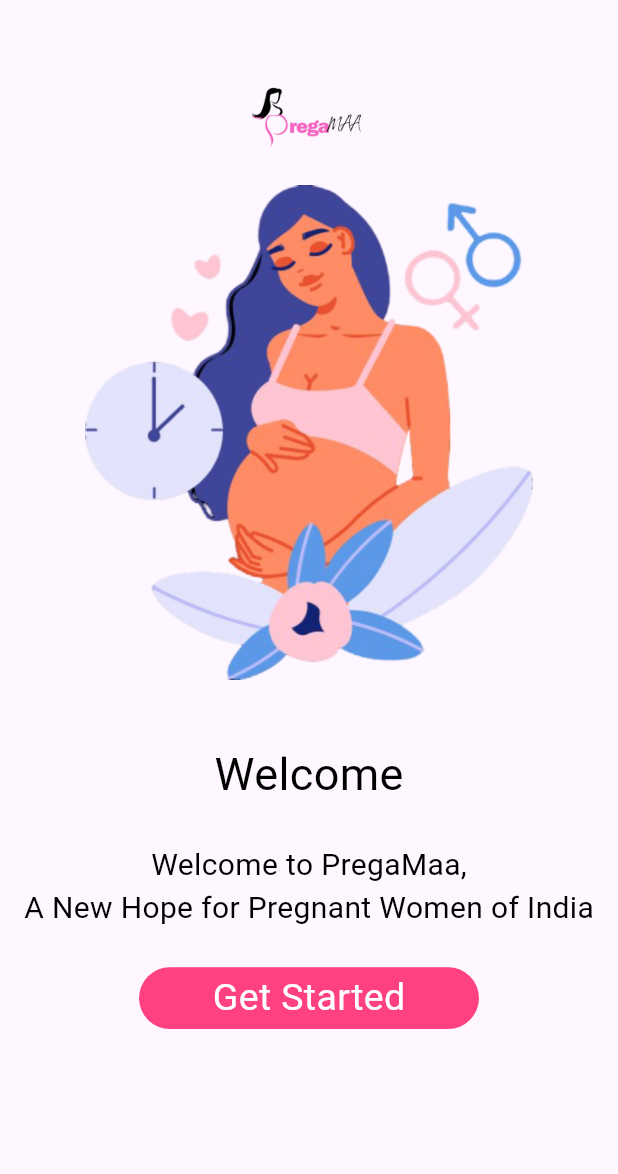
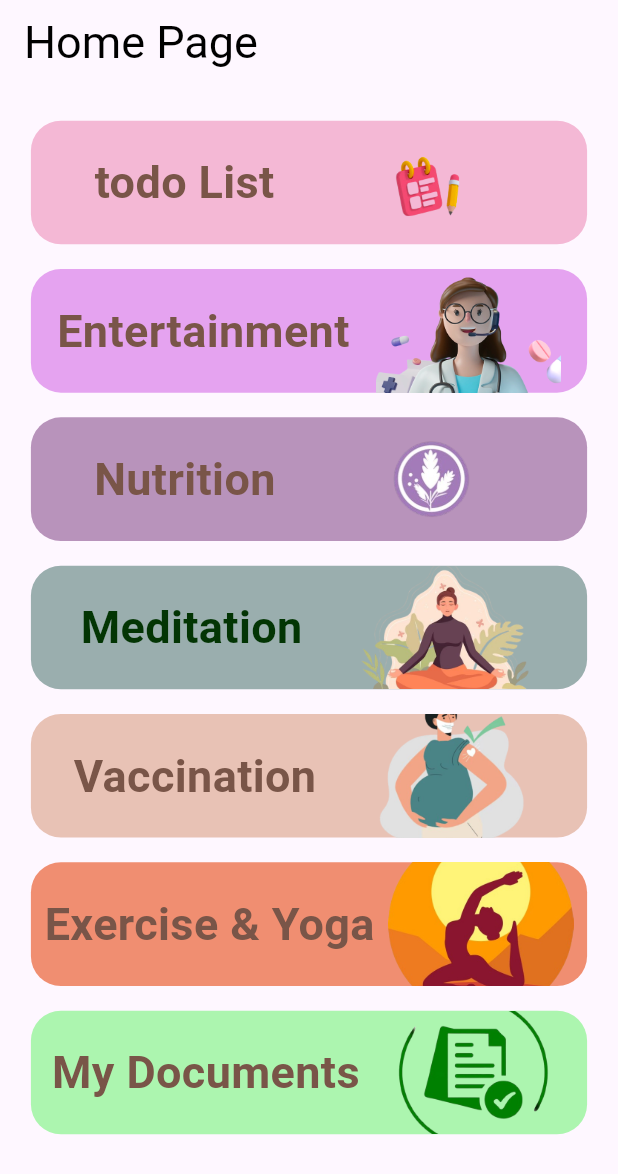
Before and after one commit to shivanitayde/PregaMaa-Android-App, a Flutter app: the screen it shows after launch, on a phone screen of 412 x 824 dp. Shown: the top 1174 px of the screen. Run offline on Flutter 3.47's test engine with Material 3 defaults, Android fonts, the phone set to English and light mode, and no system bars.

Commit message:
Adding HomePage

```diff
--- /dev/null
+++ b/lib/Screens/HomePage/homeScreen.dart
@@ -0,0 +1,143 @@
+import 'package:flutter/material.dart';
+
+class Homescreen extends StatefulWidget {
+  const Homescreen({super.key});
+
+  @override
+  State<Homescreen> createState() => _HomescreenState();
+}
+
+class _HomescreenState extends State<Homescreen> {
+  @override
+  Widget build(BuildContext context) {
+    var size = MediaQuery.of(context).size;
+    return Scaffold(
+      appBar: AppBar(
+        title: Text('Home Page'),
+
+        titleTextStyle: TextStyle(fontSize: 30, color: Colors.black),
+      ),
+      body: Container(
+        height: double.infinity,
+        width: double.infinity,
+        //ToDO List--
+        child: SingleChildScrollView(
+          child: Padding(
+            padding: const EdgeInsets.all(8.0),
+            child: Column(
+              mainAxisAlignment: MainAxisAlignment.center,
+              children: [
+                SizedBox(height: size.height * 0.02),
+                //ToDO List--
+                ListOfFeatures(
+                  name: "todo List",
+                  im1: 'assets/images/HomePageImages/todo.png',
+                  c1: const Color.fromARGB(255, 244, 184, 213),
+                  c2: Colors.brown,
+                ),
+                SizedBox(height: size.height * 0.02),
+                //Entertainment
+                ListOfFeatures(
+                  name: "Entertainment",
+                  im1: 'assets/images/HomePageImages/Entertain.png',
+                  c1: const Color.fromARGB(255, 229, 163, 240),
+                  c2: Colors.brown,
+                ),
+                SizedBox(height: size.height * 0.02),
+                //Nutrition
+                ListOfFeatures(
+                  name: "Nutrition",
+                  im1: 'assets/images/HomePageImages/Nutrition.png',
+                  c1: const Color.fromARGB(255, 184, 147, 187),
+                  c2: Colors.brown,
+                ),
+                SizedBox(height: size.height * 0.02),
+                //Meditation
+                ListOfFeatures(
+                  name: "Meditation",
+                  im1: 'assets/images/HomePageImages/Meditation.png',
+                  c1: const Color.fromARGB(255, 154, 174, 174),
+                  c2: const Color.fromARGB(255, 3, 53, 4),
+                ),
+                SizedBox(height: size.height * 0.02),
+                //vaccination
+                ListOfFeatures(
+                  name: "Vaccination",
+                  im1: 'assets/images/HomePageImages/vaccination.png',
+                  c1: const Color.fromARGB(255, 232, 194, 181),
+                  c2: Colors.brown,
+                ),
+                SizedBox(height: size.height * 0.02),
+                //Exercise & yoga
+                ListOfFeatures(
+                  name: "Exercise & Yoga",
+                  im1: 'assets/images/HomePageImages/Yoga.png',
+                  c1: const Color.fromARGB(255, 240, 142, 113),
+                  c2: Colors.brown,
+                ),
+                SizedBox(height: size.height * 0.02),
+                //My Documents
+                ListOfFeatures(
+                  name: "My Documents",
+                  im1: 'assets/images/HomePageImages/documents.png',
+                  c1: const Color.fromARGB(255, 172, 245, 175),
+                  c2: Colors.brown,
+                ),
+                SizedBox(height: size.height * 0.5),
+              ],
+            ),
+          ),
+        ),
+      ),
+    );
+  }
+}
+
+class ListOfFeatures extends StatelessWidget {
+  const ListOfFeatures({
+    super.key,
+    required this.name,
+
+    required this.c1,
+    required this.im1,
+    required this.c2,
+  });
+
+  final String name;
+  final Color c2;
+  final Color c1;
+  final String im1;
+
+  @override
+  Widget build(BuildContext context) {
+    var size = MediaQuery.of(context).size;
+    return Container(
+      height: size.height * 0.1,
+      width: size.width * 0.9,
+
+      decoration: BoxDecoration(
+        borderRadius: BorderRadius.circular(20),
+        color: c1,
+      ),
+      child: Row(
+        mainAxisAlignment: MainAxisAlignment.spaceEvenly,
+        children: [
+          Text(
+            name,
+            style: TextStyle(
+              fontSize: 30,
+              color: c2,
+              fontWeight: FontWeight.bold,
+            ),
+          ),
+          Container(
+            height: size.height * 0.4,
+            width: size.width * 0.3,
+
+            child: Image.asset(im1, height: 600, width: 500, fit: BoxFit.cover),
+          ),
+        ],
+      ),
+    );
+  }
+}
--- a/lib/main.dart
+++ b/lib/main.dart
@@ -1,4 +1,5 @@
 import 'package:flutter/material.dart';
+import 'package:pregmaa/Screens/HomePage/homeScreen.dart';
 import 'package:pregmaa/Screens/LoginPage/loginPage.dart';
 import 'package:pregmaa/Screens/OnBoardingPage/onboardingScreen.dart';
 
@@ -15,7 +16,7 @@ class MyApp extends StatelessWidget {
     return MaterialApp(
       debugShowCheckedModeBanner: false,
       routes: {'/loginPage': (context) => loginpage()},
-      home: Onboardingscreen(),
+      home: Homescreen(),
     );
   }
 }
--- a/pubspec.yaml
+++ b/pubspec.yaml
@@ -60,6 +60,7 @@ flutter:
 
   # To add assets to your application, add an assets section, like this:
   assets:
+    - assets/images/HomePageImages/
     - assets/images/onBoardingImages/
     # - images/a_dot_ham.jpeg
 
```
Also changed, not shown: assets/images/HomePageImages/Entertain.png (added), assets/images/HomePageImages/Meditation.png (added), assets/images/HomePageImages/Nutrition.png (added), assets/images/HomePageImages/Yoga.png (added), assets/images/HomePageImages/documents.png (added), assets/images/HomePageImages/todo.png (added), assets/images/HomePageImages/vaccination.png (added).
